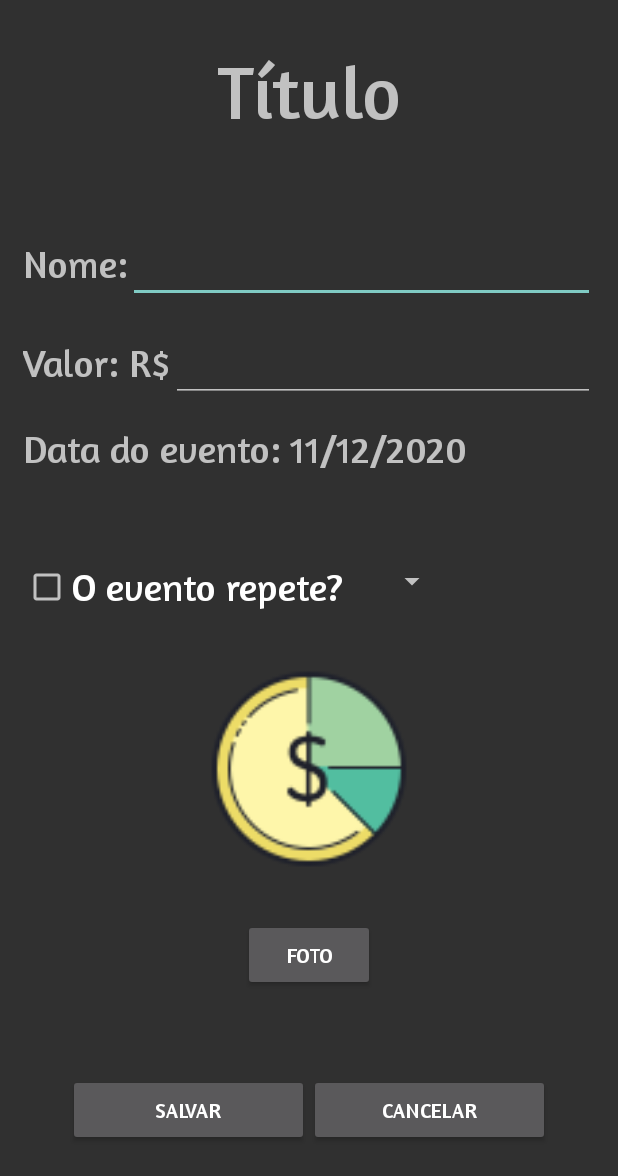
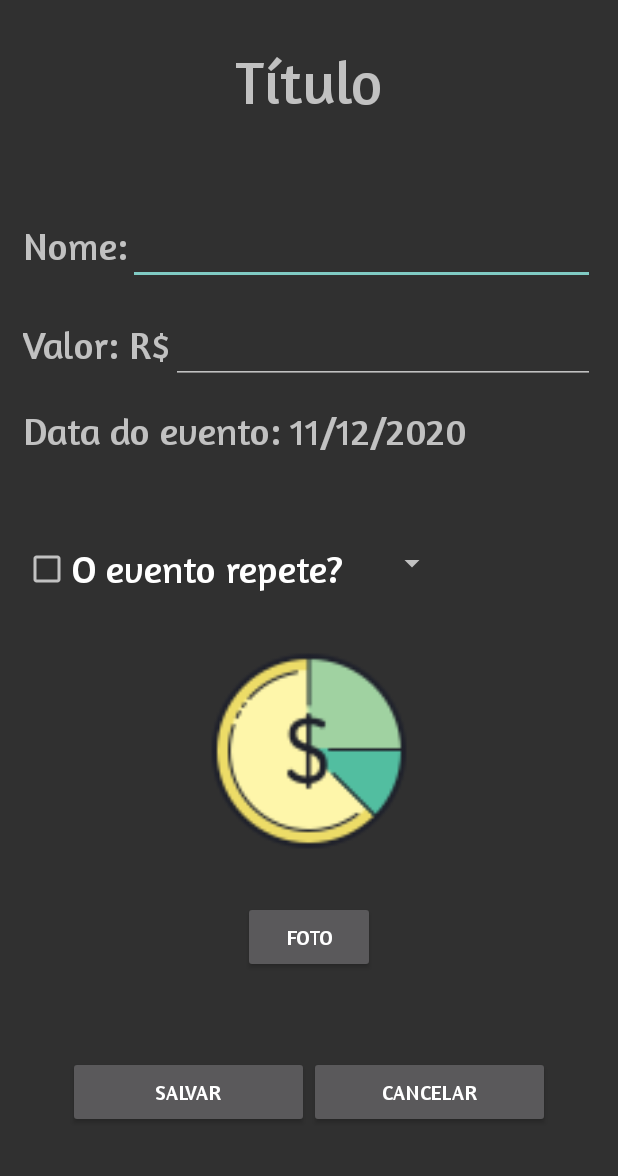
Before and after one commit to BielCR/Gest, an Android app: the CadastroEdicaoEvnt screen opened directly, with no data from a screen before it, on a phone screen of 412 x 824 dp. Shown: the top 1176 px of the screen. Run offline under Robolectric (Android 15) with nearby library versions, the phone set to English and light mode, and no system bars.

Commit message:
mudanças visuais

```diff
--- a/app/src/main/res/layout/activity_cadastro_edicao_evnt.xml
+++ b/app/src/main/res/layout/activity_cadastro_edicao_evnt.xml
@@ -24,7 +24,7 @@
                 android:layout_marginVertical="30dp"
                 android:fontFamily="@font/amaranth"
                 android:text="Título"
-                android:textSize="50sp" />
+                android:textSize="40sp" />
 
 
             <LinearLayout
```
